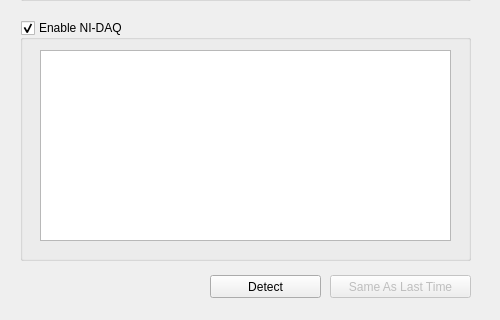
Above: Forms/DevicesTab.ui from billkarsh/SpikeGLX before the change; both pictures show x 0 to 500 and y 260 to 580 of the 500 by 580 pixel window. Below: the same form after it.
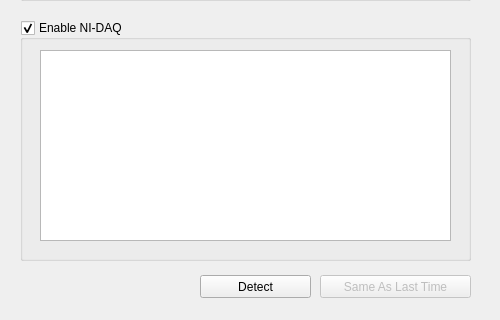
That is the form after the change.

Commit message: UI tweaks for large fonts

```diff
--- a/Forms/DevicesTab.ui
+++ b/Forms/DevicesTab.ui
@@ -104,7 +104,7 @@
   <widget class="QPushButton" name="detectBut">
    <property name="geometry">
     <rect>
-     <x>210</x>
+     <x>200</x>
      <y>535</y>
      <width>111</width>
      <height>23</height>
@@ -120,9 +120,9 @@
    </property>
    <property name="geometry">
     <rect>
-     <x>330</x>
+     <x>320</x>
      <y>535</y>
-     <width>141</width>
+     <width>151</width>
      <height>23</height>
     </rect>
    </property>
```
The commit also changes 4 other files.
